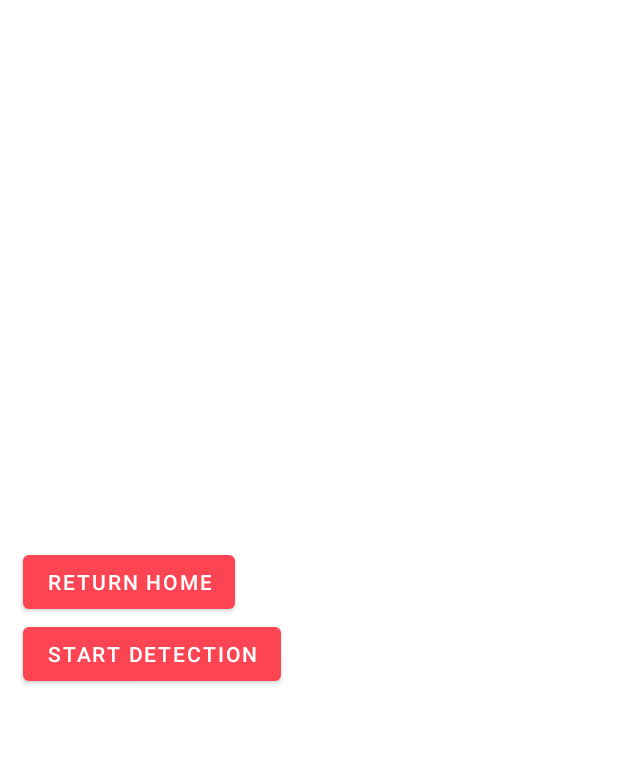
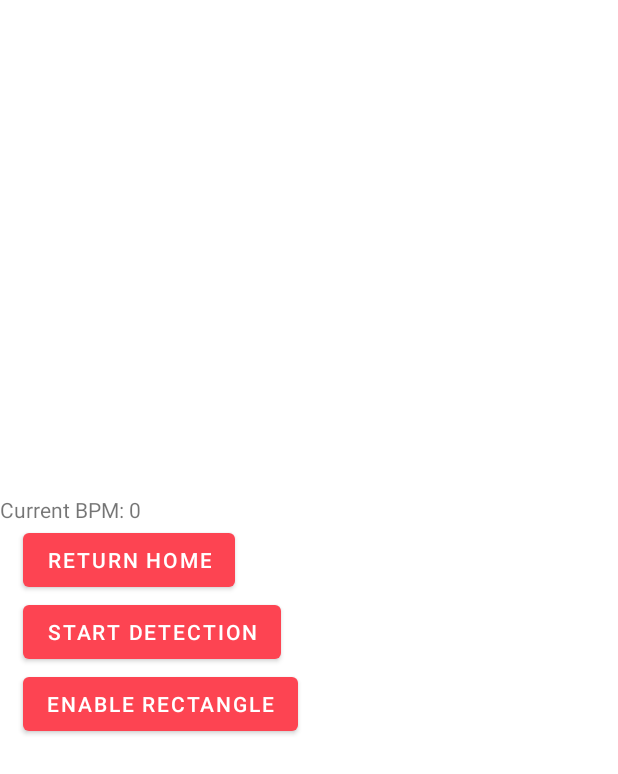
Before and after one commit to Profesor-B/heartwise-app, an Android app: the layout activity_camera_monitor.xml on its own in the app's theme, with its tools: preview values and no code run, on a phone screen of 412 x 824 dp. Shown: the top 774 px of the screen. Run offline under Robolectric (Android 15) with nearby library versions, the phone set to English and light mode, and no system bars; Roboto replaces fonts that are not available here.

Commit message:
Add bpm calculation

```diff
--- a/app/src/main/res/layout/activity_camera_monitor.xml
+++ b/app/src/main/res/layout/activity_camera_monitor.xml
@@ -4,12 +4,22 @@
     android:id="@+id/main"
     android:layout_width="match_parent"
     android:layout_height="match_parent"
-    android:orientation="horizontal">
+    android:orientation="vertical">
+    <LinearLayout
+        android:layout_width="match_parent"
+        android:layout_height="match_parent"
+        android:orientation="horizontal"
+        android:id="@+id/cameraView">
         <LinearLayout
             android:layout_width="wrap_content"
             android:layout_height="wrap_content"
             android:layout_gravity="center"
             android:orientation="vertical">
+            <TextView
+                android:layout_width="wrap_content"
+                android:layout_height="wrap_content"
+                android:id="@+id/currentBPM"
+                android:text="Current BPM: 0"/>
             <Button
                 android:layout_width="wrap_content"
                 android:layout_height="wrap_content"
@@ -24,6 +34,14 @@
                 android:gravity="center"
                 android:layout_marginHorizontal="15dp"
                 />
+            <Button
+                android:layout_width="wrap_content"
+                android:layout_height="wrap_content"
+                android:id="@+id/opencvRectangleEnabled"
+                android:text="Enable Rectangle"
+                android:gravity="center"
+                android:layout_marginHorizontal="15dp"
+                />
         </LinearLayout>
         <ImageView
             android:id="@+id/opencv_image"
@@ -31,5 +49,25 @@
             android:layout_height="match_parent"
             app:layout_constraintStart_toStartOf="parent"
             app:layout_constraintTop_toTopOf="parent" />
-
     </LinearLayout>
+    <LinearLayout
+        android:layout_width="match_parent"
+        android:layout_height="match_parent"
+        android:gravity="center"
+        android:orientation="vertical"
+        android:id="@+id/loadingView">
+        <ImageView
+            android:id="@+id/heart_icon"
+            android:layout_width="100dp"
+            android:layout_height="100dp"
+            android:src="@drawable/heartwiselogo" />
+        <TextView
+            android:id="@+id/loading_text"
+            android:layout_width="wrap_content"
+            android:layout_height="wrap_content"
+            android:text="Please rotate your phone to landscape mode..."
+            android:textSize="18sp"
+            android:layout_marginTop="20dp"
+            />
+    </LinearLayout>
+</LinearLayout>
```
Also changed, not shown: app/src/main/java/com/example/heartwise/CameraMonitor.kt (+111 -52 lines). Lines whose indentation alone changed are shown as unchanged.
